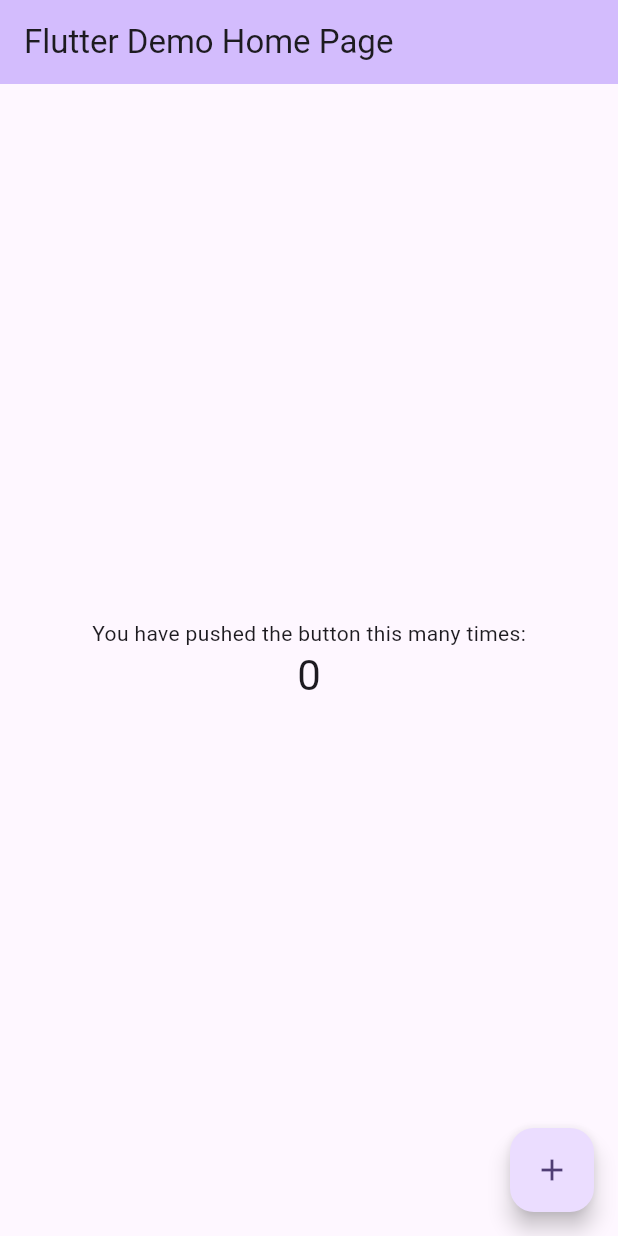
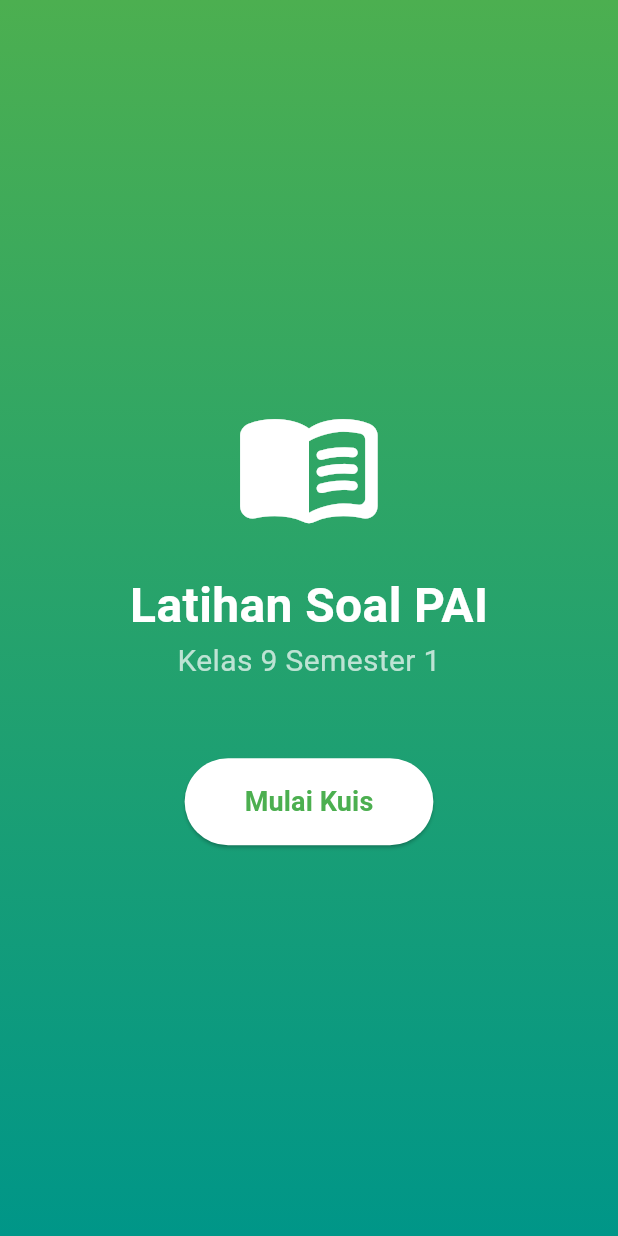
Before and after one commit to could-ai/019ac3f1-4f88-7077-86f5-548ecaedb8ec, a Flutter app: the screen it shows after launch, on a phone screen of 412 x 824 dp. Run offline on Flutter 3.47's test engine with Material 3 defaults, Android fonts, the phone set to English and light mode, and no system bars.

Commit message:
Membuat model data untuk pertanyaan kuis.; Menambahkan data soal PAI Kelas 9 Semester 1 (Topik: Hari Akhir, Jujur, Zakat, Haji).; Membuat layar kuis interaktif dengan logika skor dan navigasi.; Membuat layar hasil untuk menampilkan skor akhir.; Mengupdate main.dart untuk menampilkan layar sambutan dan navigasi ke kuis.

```diff
--- a/usr/lib/main.dart
+++ b/usr/lib/main.dart
@@ -1,4 +1,5 @@
 import 'package:flutter/material.dart';
+import 'screens/quiz_screen.dart';
 
 void main() {
   runApp(const MyApp());
@@ -7,117 +8,86 @@ void main() {
 class MyApp extends StatelessWidget {
   const MyApp({super.key});
 
-  // This widget is the root of your application.
   @override
   Widget build(BuildContext context) {
     return MaterialApp(
-      title: 'Flutter Demo',
+      title: 'Latihan Soal PAI Kelas 9',
       debugShowCheckedModeBanner: false,
       theme: ThemeData(
-        // This is the theme of your application.
-        //
-        // TRY THIS: Try running your application with "flutter run". You'll see
-        // the application has a purple toolbar. Then, without quitting the app,
-        // try changing the seedColor in the colorScheme below to Colors.green
-        // and then invoke "hot reload" (save your changes or press the "hot
-        // reload" button in a Flutter-supported IDE, or press "r" if you used
-        // the command line to start the app).
-        //
-        // Notice that the counter didn't reset back to zero; the application
-        // state is not lost during the reload. To reset the state, use hot
-        // restart instead.
-        //
-        // This works for code too, not just values: Most code changes can be
-        // tested with just a hot reload.
-        colorScheme: ColorScheme.fromSeed(seedColor: Colors.deepPurple),
+        colorScheme: ColorScheme.fromSeed(seedColor: Colors.green),
+        useMaterial3: true,
       ),
       initialRoute: '/',
       routes: {
-        '/': (context) => const MyHomePage(title: 'Flutter Demo Home Page'),
+        '/': (context) => const WelcomeScreen(),
       },
     );
   }
 }
 
-class MyHomePage extends StatefulWidget {
-  const MyHomePage({super.key, required this.title});
-
-  // This widget is the home page of your application. It is stateful, meaning
-  // that it has a State object (defined below) that contains fields that affect
-  // how it looks.
-
-  // This class is the configuration for the state. It holds the values (in this
-  // case the title) provided by the parent (in this case the App widget) and
-  // used by the build method of the State. Fields in a Widget subclass are
-  // always marked "final".
-
-  final String title;
-
-  @override
-  State<MyHomePage> createState() => _MyHomePageState();
-}
-
-class _MyHomePageState extends State<MyHomePage> {
-  int _counter = 0;
-
-  void _incrementCounter() {
-    setState(() {
-      // This call to setState tells the Flutter framework that something has
-      // changed in this State, which causes it to rerun the build method below
-      // so that the display can reflect the updated values. If we changed
-      // _counter without calling setState(), then the build method would not be
-      // called again, and so nothing would appear to happen.
-      _counter++;
-    });
-  }
+class WelcomeScreen extends StatelessWidget {
+  const WelcomeScreen({super.key});
 
   @override
   Widget build(BuildContext context) {
-    // This method is rerun every time setState is called, for instance as done
-    // by the _incrementCounter method above.
-    //
-    // The Flutter framework has been optimized to make rerunning build methods
-    // fast, so that you can just rebuild anything that needs updating rather
-    // than having to individually change instances of widgets.
     return Scaffold(
-      appBar: AppBar(
-        // TRY THIS: Try changing the color here to a specific color (to
-        // Colors.amber, perhaps?) and trigger a hot reload to see the AppBar
-        // change color while the other colors stay the same.
-        backgroundColor: Theme.of(context).colorScheme.inversePrimary,
-        // Here we take the value from the MyHomePage object that was created by
-        // the App.build method, and use it to set our appbar title.
-        title: Text(widget.title),
-      ),
-      body: Center(
-        // Center is a layout widget. It takes a single child and positions it
-        // in the middle of the parent.
+      body: Container(
+        width: double.infinity,
+        decoration: const BoxDecoration(
+          gradient: LinearGradient(
+            begin: Alignment.topCenter,
+            end: Alignment.bottomCenter,
+            colors: [Colors.green, Colors.teal],
+          ),
+        ),
         child: Column(
-          // Column is also a layout widget. It takes a list of children and
-          // arranges them vertically. By default, it sizes itself to fit its
-          // children horizontally, and tries to be as tall as its parent.
-          //
-          // Column has various properties to control how it sizes itself and
-          // how it positions its children. Here we use mainAxisAlignment to
-          // center the children vertically; the main axis here is the vertical
-          // axis because Columns are vertical (the cross axis would be
-          // horizontal).
-          //
-          // TRY THIS: Invoke "debug painting" (choose the "Toggle Debug Paint"
-          // action in the IDE, or press "p" in the console), to see the
-          // wireframe for each widget.
           mainAxisAlignment: MainAxisAlignment.center,
-          children: <Widget>[
-            const Text('You have pushed the button this many times:'),
-            Text('$_counter', style: Theme.of(context).textTheme.headlineMedium),
+          children: [
+            const Icon(
+              Icons.menu_book_rounded,
+              size: 100,
+              color: Colors.white,
+            ),
+            const SizedBox(height: 20),
+            const Text(
+              'Latihan Soal PAI',
+              style: TextStyle(
+                fontSize: 32,
+                fontWeight: FontWeight.bold,
+                color: Colors.white,
+              ),
+            ),
+            const Text(
+              'Kelas 9 Semester 1',
+              style: TextStyle(
+                fontSize: 20,
+                color: Colors.white70,
+              ),
+            ),
+            const SizedBox(height: 50),
+            ElevatedButton(
+              onPressed: () {
+                Navigator.push(
+                  context,
+                  MaterialPageRoute(builder: (context) => const QuizScreen()),
+                );
+              },
+              style: ElevatedButton.styleFrom(
+                backgroundColor: Colors.white,
+                foregroundColor: Colors.green,
+                padding: const EdgeInsets.symmetric(horizontal: 40, vertical: 16),
+                shape: RoundedRectangleBorder(
+                  borderRadius: BorderRadius.circular(30),
+                ),
+              ),
+              child: const Text(
+                'Mulai Kuis',
+                style: TextStyle(fontSize: 18, fontWeight: FontWeight.bold),
+              ),
+            ),
           ],
         ),
       ),
-      floatingActionButton: FloatingActionButton(
-        onPressed: _incrementCounter,
-        tooltip: 'Increment',
-        child: const Icon(Icons.add),
-      ), // This trailing comma makes auto-formatting nicer for build methods.
     );
   }
 }
```
Also changed, not shown: usr/lib/data/questions_data.dart (added, +54 -0 lines), usr/lib/models/question.dart (added, +11 -0 lines), usr/lib/screens/quiz_screen.dart (added, +116 -0 lines), usr/lib/screens/result_screen.dart (added, +75 -0 lines).
